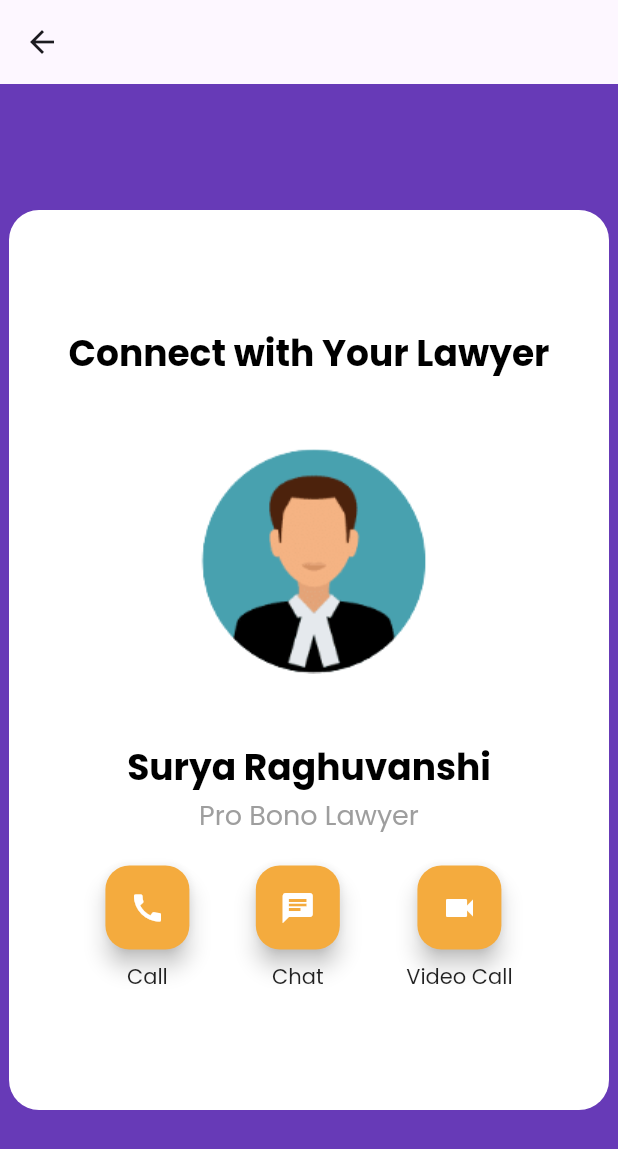
After one commit to kavyaaa-1/sih, a Flutter app: the LetsConnect screen opened directly, after a tap on "Your Lawyer", on a phone screen of 412 x 824 dp. The commit adds this screen. Shown: the top 1149 px of the screen. Run offline on Flutter 3.47's test engine with Material 2 defaults, Android fonts, the phone set to English and light mode, and no system bars; our stand-ins replace google_fonts, syncfusion_flutter_gauges; missing offline and left inert: mongo_dart.

Commit message:
family connection aid added

```diff
--- /dev/null
+++ b/lib/screens/connect_with_lawyer.dart
@@ -0,0 +1,122 @@
+import 'package:flutter/material.dart';
+
+class ConnectWithLawyer extends StatelessWidget {
+  @override
+  Widget build(BuildContext context) {
+    return Scaffold(
+      appBar: AppBar(),
+      body: Stack(
+        children: [
+          Container(
+            color: Colors.deepPurple,
+            width: double.infinity,
+            height: double.infinity,
+          ),
+          Center(
+            child: Container(
+              width: 400,
+              height: 600,
+              padding: EdgeInsets.all(20),
+              decoration: BoxDecoration(
+                color: Colors.white,
+                borderRadius: BorderRadius.circular(20),
+              ),
+              child: Column(
+                mainAxisAlignment: MainAxisAlignment.center,
+                children: [
+                  Text(
+                    "Connect with Your Lawyer",
+                    style: TextStyle(
+                      fontSize: 24,
+                      fontWeight: FontWeight.bold,
+                      color: Colors.black,
+                    ),
+                  ),
+                  SizedBox(height: 20),
+                  Image.asset(
+                    'images/lawyer.png', // Replace with your image asset
+                    width: 200,
+                    height: 200,
+                  ),
+                  SizedBox(height: 20),
+                  Text(
+                    'Surya Raghuvanshi',
+                    style: TextStyle(
+                      fontSize: 24,
+                      fontWeight: FontWeight.bold,
+                      color: Colors.black,
+                    ),
+                  ),
+                  Text(
+                    'Pro Bono Lawyer',
+                    style: TextStyle(
+                      fontSize: 18,
+                      color: Colors.grey,
+                    ),
+                  ),
+                  SizedBox(height: 20),
+                  Row(
+                    mainAxisAlignment: MainAxisAlignment.spaceEvenly,
+                    children: [
+                      CircularButton(
+                        label: 'Call',
+                        icon: Icons.call,
+                        onPressed: () {
+                          // Add your action here
+                        },
+                      ),
+                      CircularButton(
+                        label: 'Chat',
+                        icon: Icons.chat,
+                        onPressed: () {
+                          // Add your action here
+                        },
+                      ),
+                      CircularButton(
+                        label: 'Video Call',
+                        icon: Icons.videocam,
+                        onPressed: () {
+                          // Add your action here
+                        },
+                      ),
+                    ],
+                  ),
+                ],
+              ),
+            ),
+          ),
+        ],
+      ),
+    );
+  }
+}
+
+class CircularButton extends StatelessWidget {
+  final String label;
+  final IconData icon;
+  final VoidCallback? onPressed;
+
+  CircularButton({
+    required this.label,
+    required this.icon,
+    this.onPressed,
+  });
+
+  @override
+  Widget build(BuildContext context) {
+    return Column(
+      children: [
+        FloatingActionButton(
+          backgroundColor: Color.fromARGB(255, 244, 171, 62),
+          foregroundColor: Colors.white,
+          onPressed: onPressed,
+          child: Icon(icon),
+        ),
+        SizedBox(height: 8),
+        Text(
+          label,
+        ),
+      ],
+    );
+  }
+}
--- a/lib/screens/family_connect.dart
+++ b/lib/screens/family_connect.dart
@@ -1,94 +1,90 @@
 import 'package:flutter/material.dart';
+import 'package:sih_project/screens/connect_with_lawyer.dart';
+import 'package:sih_project/screens/legal_aid_orgs.dart';
 
-class ConnectToPage extends StatelessWidget {
+class LetsConnect extends StatelessWidget {
   @override
   Widget build(BuildContext context) {
-    return MaterialApp(
-      home: Scaffold(
-        appBar: AppBar(
-          title: Text('Connect To'),
-        ),
-        body: ConnectToTiles(),
+    return Scaffold(
+      appBar: AppBar(
+        backgroundColor: Colors.deepPurpleAccent,
+        foregroundColor: Colors.white,
+        title: Text("Let's Connect"),
+        centerTitle: true,
+      ),
+      body: GridView.count(
+        crossAxisCount: 1,
+        padding: EdgeInsets.all(12.0), // Add padding around the GridView
+        childAspectRatio: 2.56, // Adjust aspect ratio for tile height
+        children: [
+          //SizedBox(height: 10,),
+          _buildTile(
+              context, 'Your Lawyer', ConnectWithLawyer(), 'images/lawyer.png'),
+          _buildTile(context, 'Legal Aid Organizations', LegalAidListPage(),
+              'images/legal_aid_org.png'),
+          _buildTile(context, 'Legal Clinics', LegalAidListPage(),
+              'images/legal_clinic.png'),
+          _buildTile(
+              context, 'UTRCs for Bail', LegalAidListPage(), 'images/UTRC.png'),
+        ],
       ),
     );
   }
-}
 
-class ConnectToTiles extends StatelessWidget {
-  @override
-  Widget build(BuildContext context) {
-    return GridView.count(
-      crossAxisCount: 2,
-      padding: EdgeInsets.all(16.0),
-      children: [
-        ConnectToTile(
-          title: 'Your Lawyer',
-          icon: Icons.account_circle,
-          onTap: () {
-            // Add navigation logic to Pro Bono Lawyers page
-          },
+  Widget _buildTile(
+      BuildContext context, String title, Widget page, String img) {
+    return InkWell(
+      onTap: () {
+        Navigator.push(
+          context,
+          MaterialPageRoute(builder: (context) => page),
+        );
+      },
+      child: Container(
+        margin:
+            EdgeInsets.all(10.0), // Add margin to create spacing between tiles
+        decoration: BoxDecoration(
+          color: Colors.deepPurpleAccent.withOpacity(0.07),
+          borderRadius: BorderRadius.circular(20.0),
+          // border: Border.all(
+          //   color: Colors.deepPurpleAccent.withOpacity(0.5), // Border color with opacity
+          //   width:1, // Border width
+          // ),// Rounded corners
         ),
-        ConnectToTile(
-          title: 'Legal Clinics',
-          icon: Icons.local_hospital,
-          onTap: () {
-            // Add navigation logic to Legal Clinics page
-          },
-        ),
-        ConnectToTile(
-          title: 'Legal Aid Organizations',
-          icon: Icons.business,
-          onTap: () {
-            // Add navigation logic to Legal Aid Organizations page
-          },
-        ),
-        ConnectToTile(
-          title: 'UTRCs for Bail Process',
-          icon: Icons.directions_run,
-          onTap: () {
-            // Add navigation logic to UTRCs for Bail Process page
-          },
-        ),
-      ],
-    );
-  }
-}
-
-class ConnectToTile extends StatelessWidget {
-  final String title;
-  final IconData icon;
-  final Function onTap;
-
-  ConnectToTile({
-    required this.title,
-    required this.icon,
-    required this.onTap,
-  });
-
-  @override
-  Widget build(BuildContext context) {
-    return GestureDetector(
-      onTap: () => onTap(),
-      child: Card(
-        elevation: 4.0,
-        shape: RoundedRectangleBorder(
-          borderRadius: BorderRadius.circular(10.0),
-        ),
-        child: Column(
-          mainAxisAlignment: MainAxisAlignment.center,
-          crossAxisAlignment: CrossAxisAlignment.center,
+        child: Row(
           children: [
-            Icon(
-              icon,
-              size: 60.0,
-              color: Colors.deepPurple,
+            // Left column with image
+            Container(
+              margin: EdgeInsets.all(10.0),
+              width: 120, // Set the width for the image container
+              height: 120, // Set the height for the image container
+              decoration: BoxDecoration(
+                borderRadius: BorderRadius.only(
+                  topLeft: Radius.circular(20.0), // Rounded top-left corner
+                  bottomLeft:
+                      Radius.circular(20.0), // Rounded bottom-left corner
+                ),
+                image: DecorationImage(
+                  image: AssetImage(img), // Use your image asset here
+                  //fit: BoxFit.cover, // Adjust the fit as needed
+                ),
+              ),
             ),
-            SizedBox(height: 12.0),
-            Text(
-              title,
-              style: TextStyle(
-                fontSize: 18.0,
-                fontWeight: FontWeight.bold,
+            // Right column with text
+            Expanded(
+              child: Center(
+                child: Container(
+                  padding: EdgeInsets.all(16.0),
+                  child: Center(
+                    child: Text(
+                      title,
+                      style: TextStyle(
+                        fontSize: 21,
+                        fontWeight: FontWeight.bold,
+                      ),
+                    ),
+                  ),
+                ),
               ),
             ),
           ],
--- a/lib/screens/family_homepg.dart
+++ b/lib/screens/family_homepg.dart
@@ -1,12 +1,12 @@
 import 'package:flutter/material.dart';
 import 'package:sih_project/screens/chatbot_screen.dart';
+import 'package:sih_project/screens/family_connect.dart';
 import 'package:sih_project/screens/splash.dart';
 import '../dbHelper/constant.dart';
 import 'package:sih_project/dbHelper/mongodb.dart';
 import 'package:mongo_dart/mongo_dart.dart' as mongo_dart;
 import 'package:syncfusion_flutter_gauges/gauges.dart';
 import '../legal_aid/homepg.dart';
-import 'legal_aid_orgs.dart';
 
 class FamilyHomePage extends StatefulWidget {
   final List data;
@@ -52,7 +52,7 @@ class _FamilyHomePageState extends State<FamilyHomePage> {
       Navigator.push(
         context,
         MaterialPageRoute(
-          builder: (context) => LegalAidListPage(),
+          builder: (context) => LetsConnect(),
         ),
       );
     }
--- a/lib/screens/judge_homepg.dart
+++ b/lib/screens/judge_homepg.dart
@@ -37,7 +37,7 @@ Future<Map<String, dynamic>?> fetchCaseInfoFromDatabase(String judgeId) async {
 }
 
 class _JudgeHomePageState extends State<JudgeHomePage> {
-  String _selectedFilter = 'Ongoing'; // Default selected filter
+  //String _selectedFilter = 'Ongoing'; // Default selected filter
   Case? caseInfo;
   int _selectedIndex = 0;
 
@@ -131,7 +131,7 @@ class _JudgeHomePageState extends State<JudgeHomePage> {
 
           Row(
             mainAxisAlignment:
-            MainAxisAlignment.end, // Align the container to the right
+                MainAxisAlignment.end, // Align the container to the right
             children: [
               // Remove the "New Case Request" Container and related code here
             ],
@@ -148,7 +148,7 @@ class _JudgeHomePageState extends State<JudgeHomePage> {
                 caseId: '${caseInfo?.caseId ?? 'Loading...'}',
                 caseType: '${caseInfo?.caseType ?? 'Loading...'}',
                 progress:
-                '${caseInfo?.isClosed ?? false ? 'Closed' : 'Ongoing'}',
+                    '${caseInfo?.isClosed ?? false ? 'Closed' : 'Ongoing'}',
               ),
             ),
             decoration: BoxDecoration(
```
Also changed, not shown: lib/main.dart (+5 -3 lines), lib/screens/assign_lawyer.dart (+3 -14 lines), lib/screens/judge_casedb.dart (+10 -10 lines), lib/screens/lawyer_homepg.dart (+7 -5 lines), images/UTRC.png (added), images/lawyer.png (added), images/legal_aid_org.png (added), images/legal_clinic.png (added), pubspec.lock.
